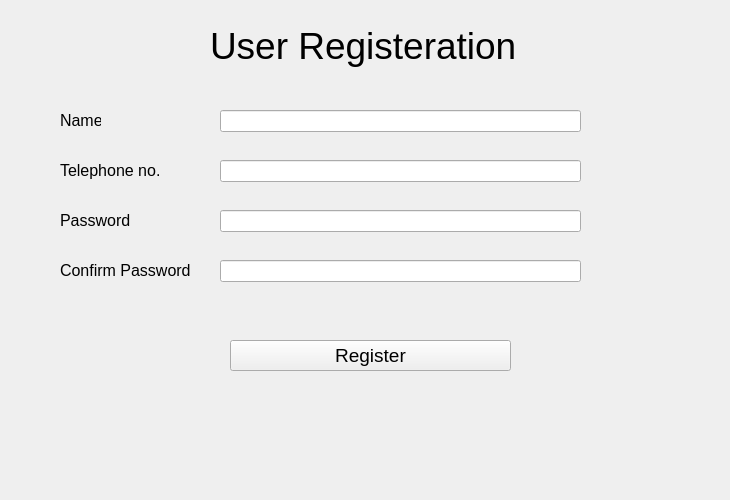
Above: registrationScreen.ui from anirudhkmitl/Smart-Locker before the change. Below: the same form after it.
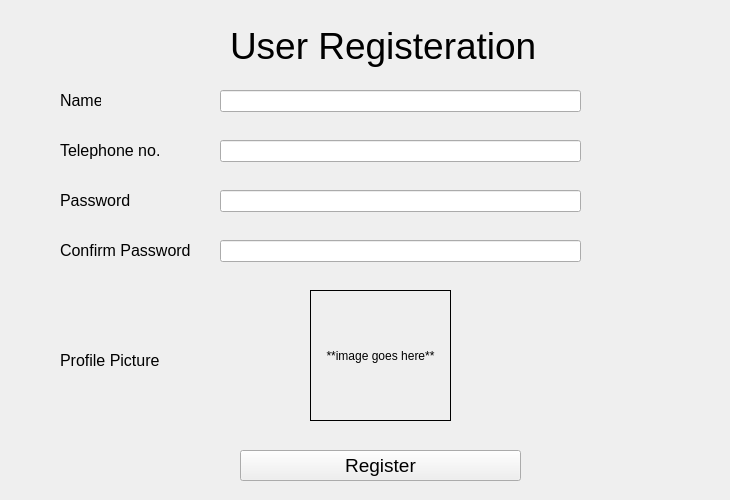
That is the form after the change.

Commit message: [UPDATE] Change some label and add profile picture section

Diff of the .ui file:
```diff
--- a/registrationScreen.ui
+++ b/registrationScreen.ui
@@ -16,7 +16,7 @@
   <widget class="QLabel" name="registerLabel">
    <property name="geometry">
     <rect>
-     <x>210</x>
+     <x>230</x>
      <y>20</y>
      <width>311</width>
      <height>51</height>
@@ -35,7 +35,7 @@
    <property name="geometry">
     <rect>
      <x>60</x>
-     <y>110</y>
+     <y>90</y>
      <width>41</width>
      <height>21</height>
     </rect>
@@ -53,7 +53,7 @@
    <property name="geometry">
     <rect>
      <x>60</x>
-     <y>160</y>
+     <y>140</y>
      <width>101</width>
      <height>21</height>
     </rect>
@@ -71,7 +71,7 @@
    <property name="geometry">
     <rect>
      <x>60</x>
-     <y>260</y>
+     <y>240</y>
      <width>161</width>
      <height>21</height>
     </rect>
@@ -89,7 +89,7 @@
    <property name="geometry">
     <rect>
      <x>60</x>
-     <y>210</y>
+     <y>190</y>
      <width>101</width>
      <height>21</height>
     </rect>
@@ -107,7 +107,7 @@
    <property name="geometry">
     <rect>
      <x>220</x>
-     <y>160</y>
+     <y>140</y>
      <width>361</width>
      <height>22</height>
     </rect>
@@ -117,7 +117,7 @@
    <property name="geometry">
     <rect>
      <x>220</x>
-     <y>110</y>
+     <y>90</y>
      <width>361</width>
      <height>22</height>
     </rect>
@@ -127,7 +127,7 @@
    <property name="geometry">
     <rect>
      <x>220</x>
-     <y>210</y>
+     <y>190</y>
      <width>361</width>
      <height>22</height>
     </rect>
@@ -137,7 +137,7 @@
    <property name="geometry">
     <rect>
      <x>220</x>
-     <y>260</y>
+     <y>240</y>
      <width>361</width>
      <height>22</height>
     </rect>
@@ -146,8 +146,8 @@
   <widget class="QPushButton" name="registerBtn">
    <property name="geometry">
     <rect>
-     <x>230</x>
-     <y>340</y>
+     <x>240</x>
+     <y>450</y>
      <width>281</width>
      <height>31</height>
     </rect>
@@ -161,6 +161,43 @@
     <string>Register</string>
    </property>
   </widget>
+  <widget class="QLabel" name="userImage">
+   <property name="geometry">
+    <rect>
+     <x>310</x>
+     <y>290</y>
+     <width>141</width>
+     <height>131</height>
+    </rect>
+   </property>
+   <property name="frameShape">
+    <enum>QFrame::Box</enum>
+   </property>
+   <property name="text">
+    <string>**image goes here**</string>
+   </property>
+   <property name="alignment">
+    <set>Qt::AlignCenter</set>
+   </property>
+  </widget>
+  <widget class="QLabel" name="ProfileLabel">
+   <property name="geometry">
+    <rect>
+     <x>60</x>
+     <y>350</y>
+     <width>161</width>
+     <height>21</height>
+    </rect>
+   </property>
+   <property name="font">
+    <font>
+     <pointsize>12</pointsize>
+    </font>
+   </property>
+   <property name="text">
+    <string>Profile Picture</string>
+   </property>
+  </widget>
  </widget>
  <resources/>
  <connections/>
```
Left out of the diff: 2 changed lines with no effect on the pictures. The commit also changes 1 other file.
